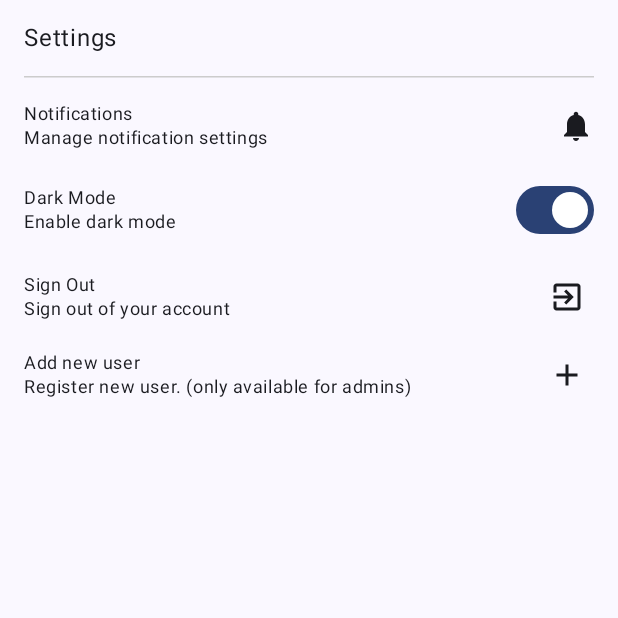
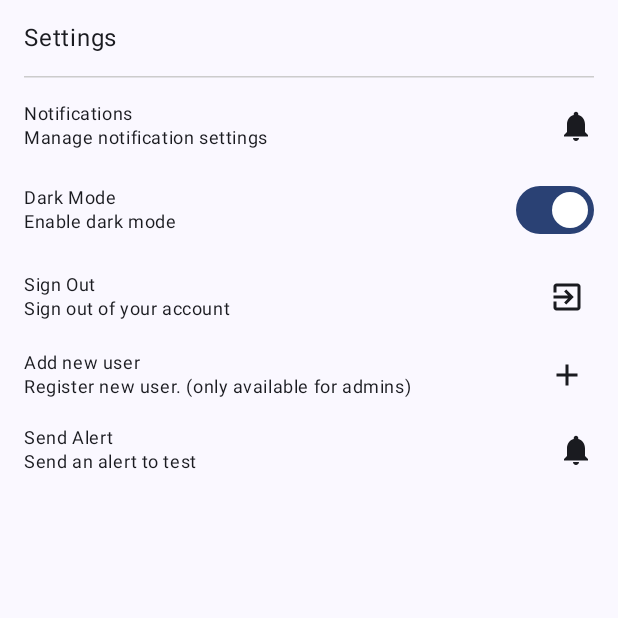
Before and after one commit to jppleal/OnMyWayApp, an Android app built with Jetpack Compose: the OptionScreen screen opened through its navigation route, on a phone screen of 412 x 824 dp, the top half of it. Run offline under Robolectric (Android 15) with nearby library versions, the phone set to English and light mode, and no system bars; our stand-ins replace Firebase (no records; nobody signed in at launch, a user with empty details on screens opened directly).

Commit message:
FirestoreListener.kt is listening the firestore and receving the message

```diff
--- /dev/null
+++ b/app/src/main/java/com/jppleal/onmywayapp/FirestoreListener.kt
@@ -0,0 +1,65 @@
+package com.jppleal.onmywayapp
+
+import android.util.Log
+import com.google.firebase.firestore.FirebaseFirestore
+
+class FirestoreListener (
+    private val db: FirebaseFirestore
+){
+    companion object {
+        private val TAG = "FirestoreListener.kt"
+    }
+    internal fun runAll(){
+        Log.d(TAG, "========= RUNNING FirestoreListener.kt =========")
+
+        listenToDocument()
+
+    }
+
+    //Listen to firestore document
+    private fun listenToDocument() {
+        val docRef = db.collection("Alerts") //.document("Alert")
+        docRef.addSnapshotListener{ snapshot, e ->
+            if (e != null){
+                Log.w(TAG, "Listen failed.", e)
+                return@addSnapshotListener
+            }
+
+            if (snapshot != null){
+                for (document in snapshot.documents){
+                    Log.d(TAG, "Document ID: ${document.id}")
+                    Log.d(TAG, "Document Data: ${document.data}")
+                }
+                //Log.d(TAG, "Current data: ${snapshot.data}")
+            }else{
+                Log.d(TAG, "Current data: null")
+            }
+        }
+    }
+
+    //Listen local document (on the user device)
+    private fun listenToDocumentLocal(){
+        val docRef = db.collection("Alerts").document()
+        val registration = docRef.addSnapshotListener{ snapshot, e ->
+            if(e != null){
+                Log.w(TAG, "Listen local doc failed.", e)
+                return@addSnapshotListener
+            }
+
+            val source = if (snapshot != null && snapshot.metadata.hasPendingWrites()){
+                "Local"
+            }else{
+                "Server"
+            }
+
+            if(snapshot != null && snapshot.exists()){
+                Log.d(TAG, "$source data: ${snapshot.data}")
+            }else  {
+                Log.d(TAG, "$source data: null")
+            }
+        }
+
+        registration.remove() //stop the local listener after being activated
+    }
+
+}
--- a/app/src/main/java/com/jppleal/onmywayapp/MainActivity.kt
+++ b/app/src/main/java/com/jppleal/onmywayapp/MainActivity.kt
@@ -17,6 +17,7 @@ import androidx.core.content.ContextCompat
 import androidx.navigation.compose.rememberNavController
 import com.google.firebase.FirebaseApp
 import com.google.firebase.auth.FirebaseAuth
+import com.google.firebase.firestore.FirebaseFirestore
 import com.jppleal.onmywayapp.ui.theme.OnMyWayAppTheme
 
 class MainActivity : ComponentActivity() {
@@ -37,6 +38,7 @@ class MainActivity : ComponentActivity() {
                     RequestNotificationPermission()
                 }
             }
+            FirestoreListener(FirebaseFirestore.getInstance()).runAll()
         }
     }
 
--- a/app/src/main/java/com/jppleal/onmywayapp/Screens.kt
+++ b/app/src/main/java/com/jppleal/onmywayapp/Screens.kt
@@ -42,7 +42,6 @@ import androidx.compose.material3.Switch
 import androidx.compose.material3.Text
 import androidx.compose.material3.TextField
 import androidx.compose.runtime.Composable
-import androidx.compose.runtime.LaunchedEffect
 import androidx.compose.runtime.getValue
 import androidx.compose.runtime.mutableStateOf
 import androidx.compose.runtime.remember
@@ -60,10 +59,8 @@ import androidx.compose.ui.text.input.PasswordVisualTransformation
 import androidx.compose.ui.unit.dp
 import androidx.core.content.ContextCompat
 import androidx.navigation.NavController
-import com.jppleal.onmywayapp.data.getSomeGoodHardcodedAlerts
 import com.jppleal.onmywayapp.data.model.Alert
 import com.jppleal.onmywayapp.data.users
-import kotlinx.coroutines.delay
 
 @Composable
 fun LoginScreen(navController: NavController) {
@@ -192,11 +189,14 @@ fun HomeScreen(
     var alerts by remember {
         mutableStateOf<List<Alert>?>(null)
     }
+    /*TODO: make it get info from firebase database based on log in information*/
     val user = users.find { it.email.equals(userEmail, ignoreCase = true) }
-    LaunchedEffect(key1 = Unit) {
+
+
+    /*LaunchedEffect(key1 = Unit) {
         delay(3000)
         alerts = getSomeGoodHardcodedAlerts()
-    }
+    }*/
     Surface(
         modifier = Modifier.fillMaxSize(), color = MaterialTheme.colorScheme.background
     ) {
@@ -362,6 +362,32 @@ fun OptionScreen(navController: NavController) {
                     )
                 }
             }
+            Row(verticalAlignment = Alignment.CenterVertically,
+                modifier = Modifier
+                    .clickable {                         // Navigate to the app settings
+                        val intent = Intent().apply {
+                            action = android.provider.Settings.ACTION_APP_NOTIFICATION_SETTINGS
+                            putExtra(
+                                android.provider.Settings.EXTRA_APP_PACKAGE, context.packageName
+                            )
+                        }
+                        context.startActivity(intent)
+                    }
+                    .fillMaxWidth()) {
+                Column {
+                    Text(text = "Send Alert", style = MaterialTheme.typography.bodySmall)
+                    Text(
+                        text = "Send an alert to test",
+                        style = MaterialTheme.typography.bodySmall
+                    )
+                }
+                Spacer(modifier = Modifier.weight(1f))
+                Icon(
+                    imageVector = Icons.Default.Notifications,
+                    contentDescription = "Test Alert Button",
+                    modifier = Modifier.size(24.dp)
+                )
+            }
         }
     }
 }
@@ -472,13 +498,15 @@ fun NewUserFormScreen(navController: NavController) {
         Spacer(modifier = Modifier.height(16.dp))
         Button(
             onClick = {
-                registerUser.registry(email,
+                registerUser.registry(
+                    email,
                     password,
                     internalNumber,
                     email.split('@')[0],
                     cbNumber,
-                    selectedOptions.toList()) { success ->
-                    if (success){
+                    selectedOptions.toList()
+                ) { success ->
+                    if (success) {
                         navController.navigate(Screen.OptionScreen.route)
                     }
                 }
```
